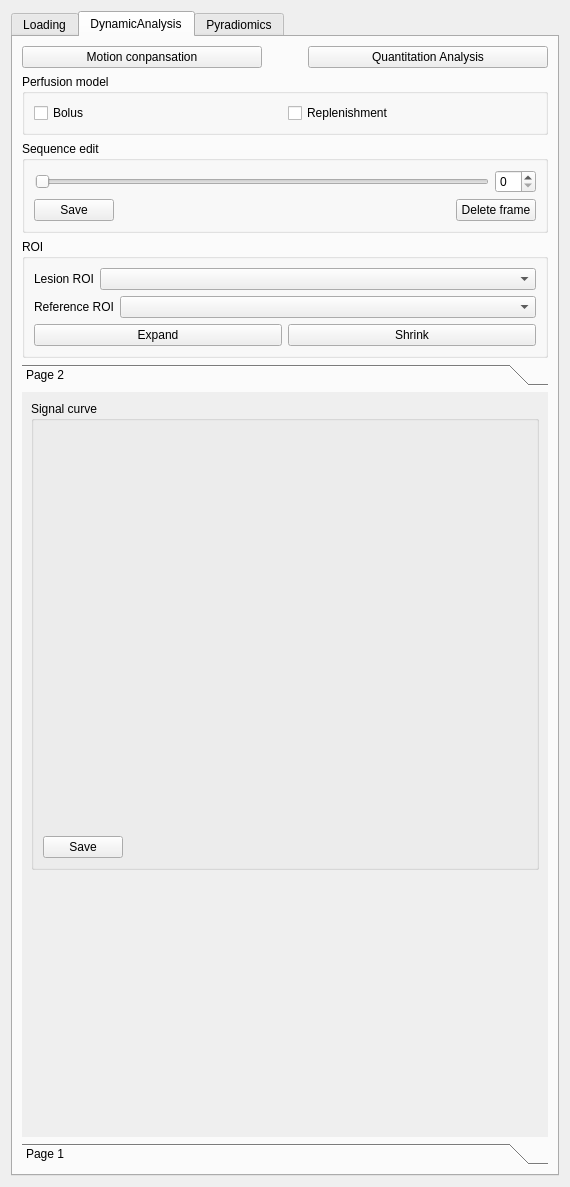
This is Plugins/US.ToolKit/src/internal/USToolKitViewControls.ui in yexuehua/CEUS as Qt 5 draws it before an edit. The edited form follows.
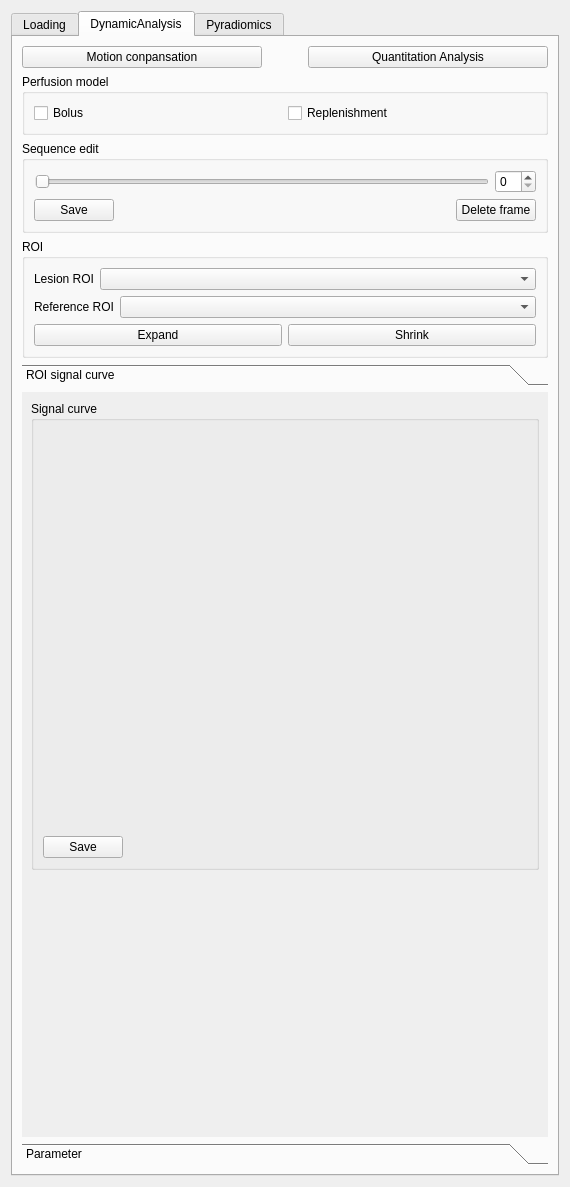
This is the edited form. The open tabs and pages were chosen to show the change. Icons and pictures are not drawn. Custom widgets are drawn as their Qt base class.

The edit to the form file:
```diff
--- a/Plugins/US.ToolKit/src/internal/USToolKitViewControls.ui
+++ b/Plugins/US.ToolKit/src/internal/USToolKitViewControls.ui
@@ -146,8 +146,6 @@
       <attribute name="title">
        <string>DynamicAnalysis</string>
       </attribute>
-      <layout class="QVBoxLayout" name="verticalLayout_15">
-       <item>
         <layout class="QVBoxLayout" name="verticalLayout_14">
          <item>
           <layout class="QHBoxLayout" name="horizontalLayout">
@@ -359,7 +357,7 @@
              </rect>
             </property>
             <attribute name="label">
-             <string>Page 2</string>
+           <string>ROI signal curve</string>
             </attribute>
             <layout class="QVBoxLayout" name="verticalLayout_9">
              <item>
@@ -439,7 +437,7 @@
              </rect>
             </property>
             <attribute name="label">
-             <string>Page 1</string>
+           <string>Parameter</string>
             </attribute>
             <layout class="QVBoxLayout" name="verticalLayout_10">
              <item>
@@ -516,8 +514,6 @@
           </widget>
          </item>
         </layout>
-       </item>
-      </layout>
      </widget>
      <widget class="QWidget" name="tab_3">
       <attribute name="title">
```
Left out of the diff: 88 changed lines with no effect on the pictures. Lines whose indentation alone changed are shown as unchanged.
